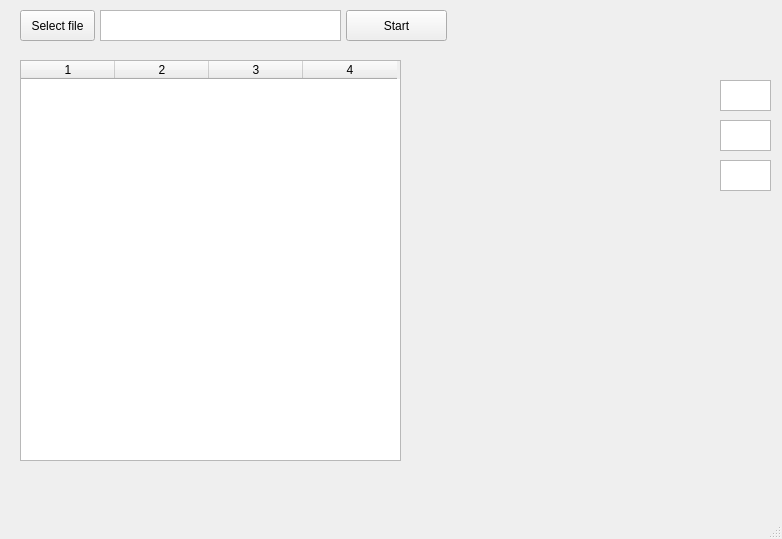
First picture: the form in Hoffman/mainwindow.ui, repository mirkopepper/huffmanQt, before the edit.
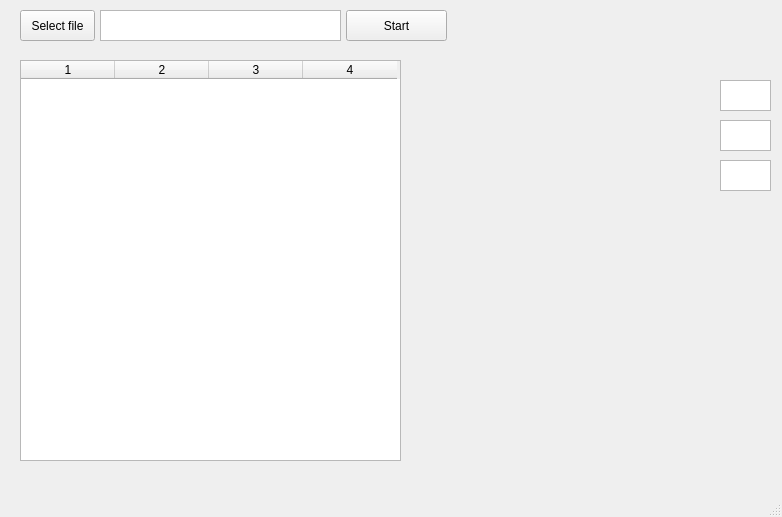
Second picture: the form after the edit.

Diff of the .ui file:
```diff
--- a/Hoffman/mainwindow.ui
+++ b/Hoffman/mainwindow.ui
@@ -7,7 +7,7 @@
     <x>0</x>
     <y>0</y>
     <width>782</width>
-    <height>539</height>
+    <height>517</height>
    </rect>
   </property>
   <property name="windowTitle">
```
